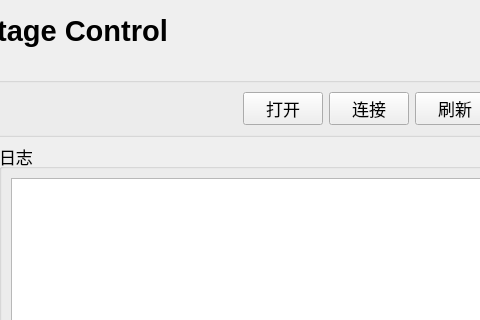
First picture: the form in widget.ui, repository yuloger/Low-Voltage-Control, before the edit; both pictures show x 548 to 1028 and y 0 to 320 of the 1164 by 998 pixel window.
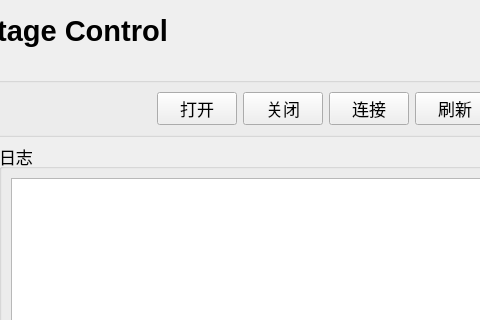
Second picture: the form after the edit. Custom widgets are drawn as their Qt base class.

Diff of the .ui file:
```diff
--- a/widget.ui
+++ b/widget.ui
@@ -195,6 +195,25 @@
         </property>
        </widget>
       </item>
+      <item>
+       <widget class="QPushButton" name="pushButtonClose">
+        <property name="minimumSize">
+         <size>
+          <width>80</width>
+          <height>0</height>
+         </size>
+        </property>
+        <property name="maximumSize">
+         <size>
+          <width>80</width>
+          <height>16777215</height>
+         </size>
+        </property>
+        <property name="text">
+         <string>关闭</string>
+        </property>
+       </widget>
+      </item>
       <item>
        <widget class="QPushButton" name="buttonConnect">
         <property name="sizePolicy">
```
